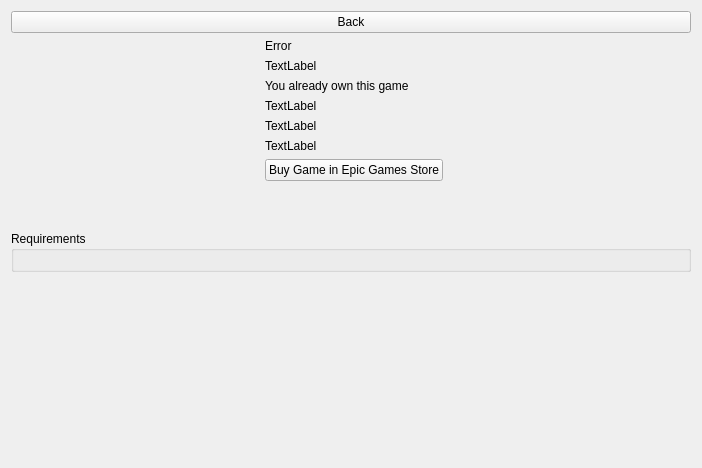
Before: the Qt Designer form rare/ui/components/tabs/store/shop_game_info.ui in RareDevs/Rare, drawn with Qt 5.
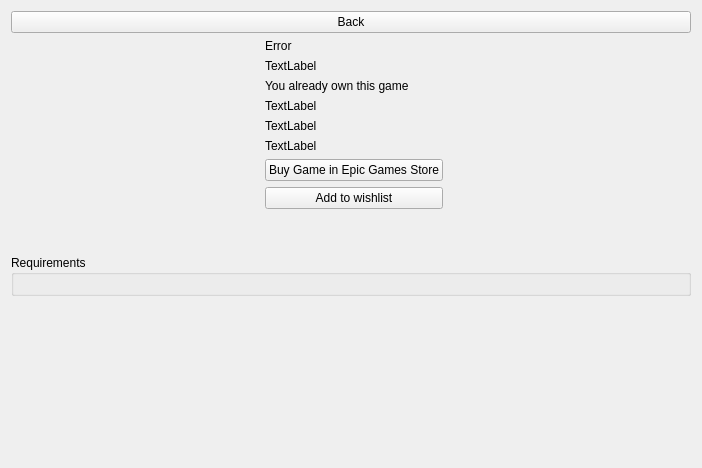
After: the same form once the commit is applied.

The edit to the form file:
```diff
--- a/rare/ui/components/tabs/store/shop_game_info.ui
+++ b/rare/ui/components/tabs/store/shop_game_info.ui
@@ -90,6 +90,13 @@
          </property>
         </widget>
        </item>
+          <item>
+              <widget class="QPushButton" name="wishlist_button">
+                  <property name="text">
+                      <string>Add to wishlist</string>
+                  </property>
+              </widget>
+          </item>
        <item>
         <spacer name="verticalSpacer_2">
          <property name="orientation">
```
Lines whose indentation alone changed are shown as unchanged.
